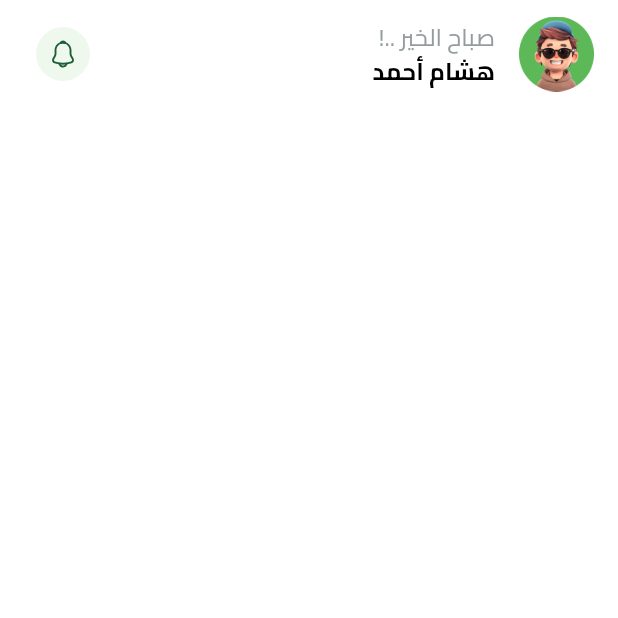
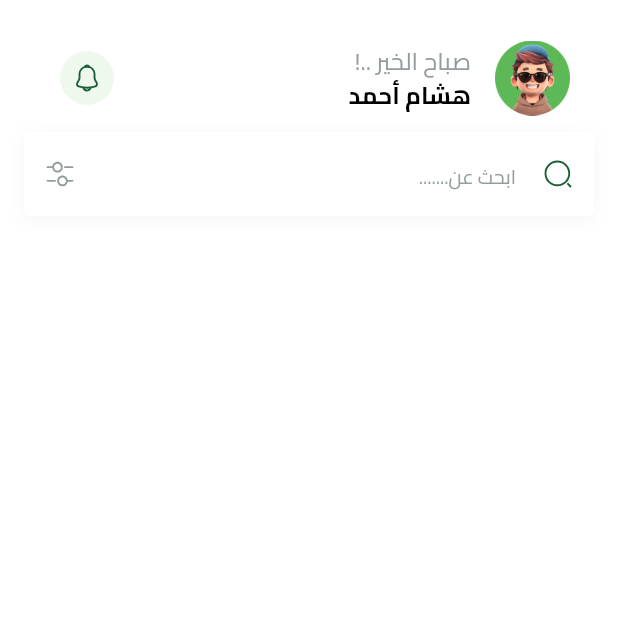
Before and after one commit to HishamElnemr/e-commerce-app, a Flutter app: the HomeView screen opened by its route, on a phone screen of 412 x 824 dp, the top half of it. Run offline on Flutter 3.47's test engine with Material 3 defaults, Android fonts, the phone set to English and light mode, and no system bars; our stand-ins replace cloud_firestore, dartz, dots_indicator, firebase_auth, firebase_core, flutter_bloc and 6 more; missing offline and left inert: flutter_facebook_auth; accounts and stored records are empty.

Commit message:
Enhance UI components: add new colors, update hint styles, and integrate search functionality with SVG assets

```diff
--- a/lib/app_color.dart
+++ b/lib/app_color.dart
@@ -4,4 +4,5 @@ abstract class AppColors {
   static const Color kPrimaryColor = Color(0xFF1F5E3B);
   static const Color lightPrimaryColor = Color(0xFF2D9F5D);
   static const Color kSecondaryColor = Color(0xFFF4A91F);
+  static const Color kGreyColor = Color(0xFF949D9E);
 }
--- a/lib/constants.dart
+++ b/lib/constants.dart
@@ -1,2 +1,3 @@
 final kHorizontalPadding = 16.0;
+const kTopPadding = 16.0;
 const kIsOnBoardingViewSeen = 'isOnBoardingViewSeen';
--- a/lib/core/utils/app_images.dart
+++ b/lib/core/utils/app_images.dart
@@ -21,6 +21,14 @@ class Assets {
   /// Assets for assetsImagesFacebookIcon
   /// assets/images/facebook_icon.svg
   static const String assetsImagesFacebookIcon = "assets/images/facebook_icon.svg";
+
+  /// Assets for assetsImagesFilter
+  /// assets/images/filter.svg
+  static const String assetsImagesFilter = "assets/images/filter.svg";
+
+  /// Assets for assetsImagesFilter2
+  /// assets/images/filter2.svg
+  static const String assetsImagesFilter2 = "assets/images/filter2.svg";
 
   /// Assets for assetsImagesGoogleIcon
   /// assets/images/google_icon.svg
@@ -54,6 +62,10 @@ class Assets {
   /// assets/images/profile_image.png
   static const String assetsImagesProfileImage = "assets/images/profile_image.png";
 
+  /// Assets for assetsImagesSearchIcon
+  /// assets/images/search_icon.svg
+  static const String assetsImagesSearchIcon = "assets/images/search_icon.svg";
+
   /// Assets for assetsImagesSplashBottom
   /// assets/images/splash_bottom.svg
   static const String assetsImagesSplashBottom = "assets/images/splash_bottom.svg";
--- a/lib/core/widgets/custom_text_form_field.dart
+++ b/lib/core/widgets/custom_text_form_field.dart
@@ -1,3 +1,4 @@
+import 'package:e_commerce_app/app_color.dart';
 import 'package:e_commerce_app/core/utils/app_text_styles.dart';
 import 'package:flutter/material.dart';
 
@@ -31,7 +32,7 @@ class CustomTextFormField extends StatelessWidget {
       decoration: InputDecoration(
         suffixIcon: suffixIcon,
         hintText: hitText,
-        hintStyle: TextStyles.bold13.copyWith(color: const Color(0xFF949D9E)),
+        hintStyle: TextStyles.bold13.copyWith(color: AppColors.kGreyColor,),
         filled: true,
         fillColor: const Color(0xFFF9FAFA),
         border: buildBorder(),
--- a/lib/core/widgets/password_field.dart
+++ b/lib/core/widgets/password_field.dart
@@ -1,3 +1,4 @@
+import 'package:e_commerce_app/app_color.dart';
 import 'package:e_commerce_app/core/widgets/custom_text_form_field.dart';
 import 'package:flutter/material.dart';
 
@@ -25,13 +26,13 @@ class _PasswordFieldState extends State<PasswordField> {
         },
         child:
             isObscure
-                ? const Icon(
+                ?  const Icon(
                   Icons.visibility_outlined,
-                  color: Color(0xFF949D9E),
+                  color: AppColors.kGreyColor,
                 )
                 : const Icon(
                   Icons.visibility_off_outlined,
-                  color: Color(0xFF949D9E),
+                   color: AppColors.kGreyColor,
                 ),
       ),
       onSaved: widget.onSaved,
--- /dev/null
+++ b/lib/core/widgets/search_text_field.dart
@@ -0,0 +1,54 @@
+import 'package:e_commerce_app/app_color.dart';
+import 'package:e_commerce_app/core/utils/app_images.dart';
+import 'package:e_commerce_app/core/utils/app_text_styles.dart';
+import 'package:flutter/material.dart';
+import 'package:flutter_svg/svg.dart';
+
+class SearchTextField extends StatelessWidget {
+  const SearchTextField({super.key});
+
+  @override
+  Widget build(BuildContext context) {
+    return Container(
+      decoration: const BoxDecoration(
+        boxShadow: [
+          BoxShadow(
+            color: Color(0x0A000000),
+            blurRadius: 9,
+            offset: Offset(0, 2),
+            spreadRadius: 0,
+          ),
+        ],
+      ),
+      child: TextField(
+        keyboardType: TextInputType.text,
+        decoration: InputDecoration(
+          prefixIcon: SizedBox(
+            width: 20,
+            child: Center(
+              child: SvgPicture.asset(Assets.assetsImagesSearchIcon),
+            ),
+          ),
+          suffixIcon: SizedBox(
+            width: 20,
+            child: Center(child: SvgPicture.asset(Assets.assetsImagesFilter)),
+          ),
+          hintStyle: TextStyles.regular13.copyWith(color: AppColors.kGreyColor),
+          hintText: 'ابحث عن.......',
+          filled: true,
+          fillColor: Colors.white,
+          border: buildBorder(),
+          enabledBorder: buildBorder(),
+          focusedBorder: buildBorder(),
+        ),
+      ),
+    );
+  }
+
+  OutlineInputBorder buildBorder() {
+    return OutlineInputBorder(
+      borderRadius: BorderRadius.circular(4),
+      borderSide: const BorderSide(width: 1, color: Colors.white),
+    );
+  }
+}
--- a/lib/fearures/auth/presentation/views/widgets/terms_and_conditon.dart
+++ b/lib/fearures/auth/presentation/views/widgets/terms_and_conditon.dart
@@ -36,7 +36,7 @@ class _TermsAndConditionsWidgetState extends State<TermsAndConditionsWidget> {
                 TextSpan(
                   text: 'من خلال إنشاء حساب ، فإنك توافق على ',
                   style: TextStyles.semiBold13.copyWith(
-                    color: const Color(0xFF949D9E),
+                    color: AppColors.kGreyColor,
                   ),
                 ),
                 TextSpan(
--- a/lib/fearures/home/presentation/views/widgets/custom_home_app_bar.dart
+++ b/lib/fearures/home/presentation/views/widgets/custom_home_app_bar.dart
@@ -1,3 +1,4 @@
+import 'package:e_commerce_app/app_color.dart';
 import 'package:e_commerce_app/core/utils/app_images.dart';
 import 'package:e_commerce_app/core/utils/app_text_styles.dart';
 import 'package:flutter/material.dart';
@@ -25,7 +26,7 @@ class CustomHomeAppBar extends StatelessWidget {
       title: Text(
         textAlign: TextAlign.right,
        "صباح الخير ..!",
-        style: TextStyles.regular16.copyWith(color: const Color(0xFF949D9E)),
+        style: TextStyles.regular16.copyWith(color:AppColors.kGreyColor),
       ),
       subtitle: Text(
         textAlign: TextAlign.right,
--- a/lib/fearures/home/presentation/views/widgets/home_view_body.dart
+++ b/lib/fearures/home/presentation/views/widgets/home_view_body.dart
@@ -1,3 +1,5 @@
+import 'package:e_commerce_app/constants.dart';
+import 'package:e_commerce_app/core/widgets/search_text_field.dart';
 import 'package:e_commerce_app/fearures/home/presentation/views/widgets/custom_home_app_bar.dart';
 import 'package:flutter/material.dart';
 
@@ -6,8 +8,21 @@ class HomeViewBody extends StatelessWidget {
 
   @override
   Widget build(BuildContext context) {
-    return CustomScrollView(
-      slivers: [SliverToBoxAdapter(child: CustomHomeAppBar(),),],
+    return Padding(
+      padding: EdgeInsets.symmetric(horizontal: kHorizontalPadding),
+      child: CustomScrollView(
+        slivers: [
+          SliverToBoxAdapter(
+            child: Column(
+              children: [
+                SizedBox(height: kTopPadding),
+                CustomHomeAppBar(),
+                SearchTextField(),
+              ],
+            ),
+          ),
+        ],
+      ),
     );
   }
 }
--- a/lib/fearures/on_boarding/presentation/views/widgets/page_view_item.dart
+++ b/lib/fearures/on_boarding/presentation/views/widgets/page_view_item.dart
@@ -1,3 +1,4 @@
+import 'package:e_commerce_app/app_color.dart';
 import 'package:e_commerce_app/constants.dart';
 import 'package:e_commerce_app/core/services/shared_preferences_singleton.dart';
 import 'package:e_commerce_app/core/utils/app_text_styles.dart';
@@ -57,7 +58,7 @@ class PageViewItem extends StatelessWidget {
                       child: Text(
                         'تخط',
                         style: TextStyles.regular13.copyWith(
-                          color: const Color(0xFF949D9E),
+                          color: AppColors.kGreyColor,
                         ),
                       ),
                     ),
@@ -76,7 +77,7 @@ class PageViewItem extends StatelessWidget {
             textAlign: TextAlign.center,
             subTitle,
             style: TextStyles.semiBold13.copyWith(
-              color: const Color(0xFF4E5456),
+              color: AppColors.kGreyColor,
             ),
           ),
         ),
```
Also changed, not shown: assets/images/filter.svg (added), assets/images/filter2.svg (added), assets/images/search_icon.svg (added).
